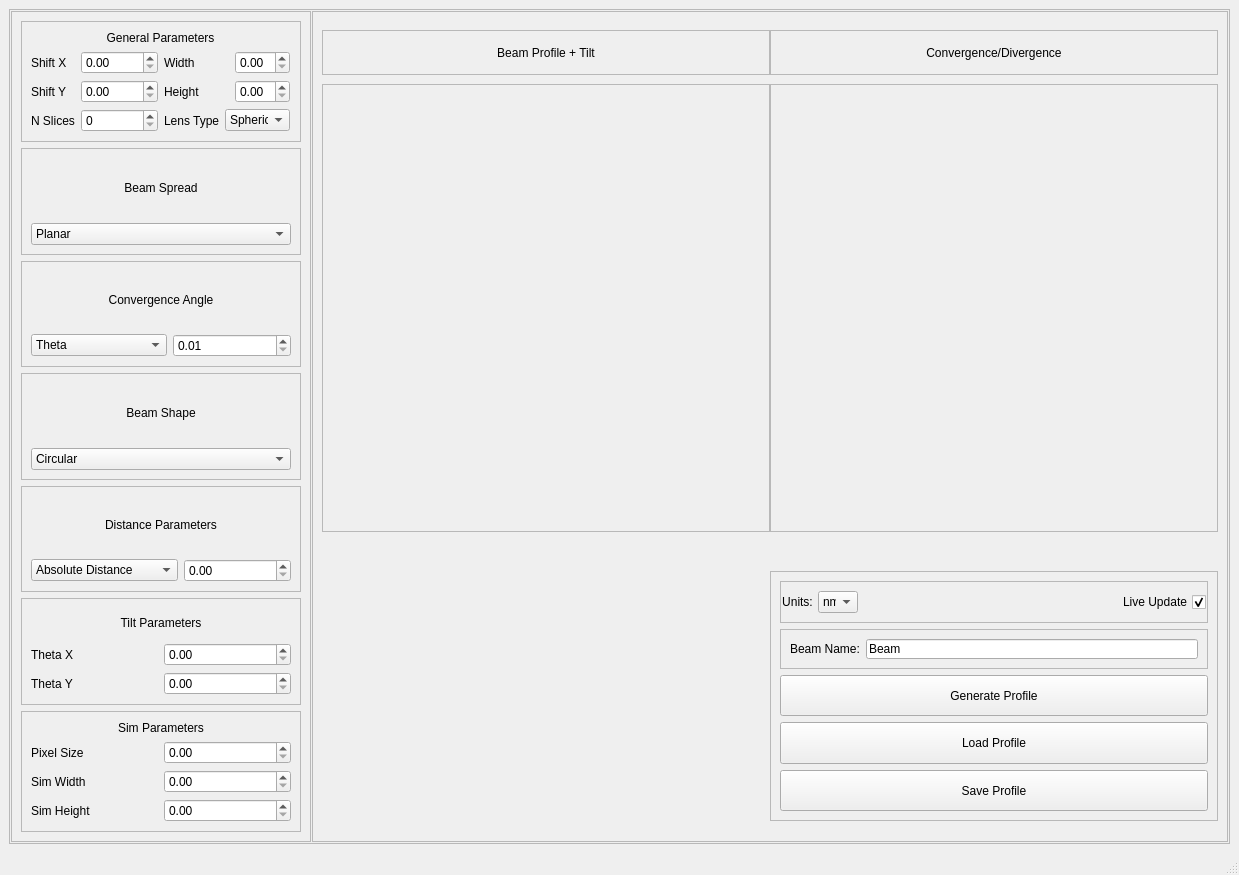
The window that src/lens_simulation/UI/qtdesigner_files/BeamCreator.ui (DeMarcoLab/juno) describes before a commit, drawn with Qt 5.
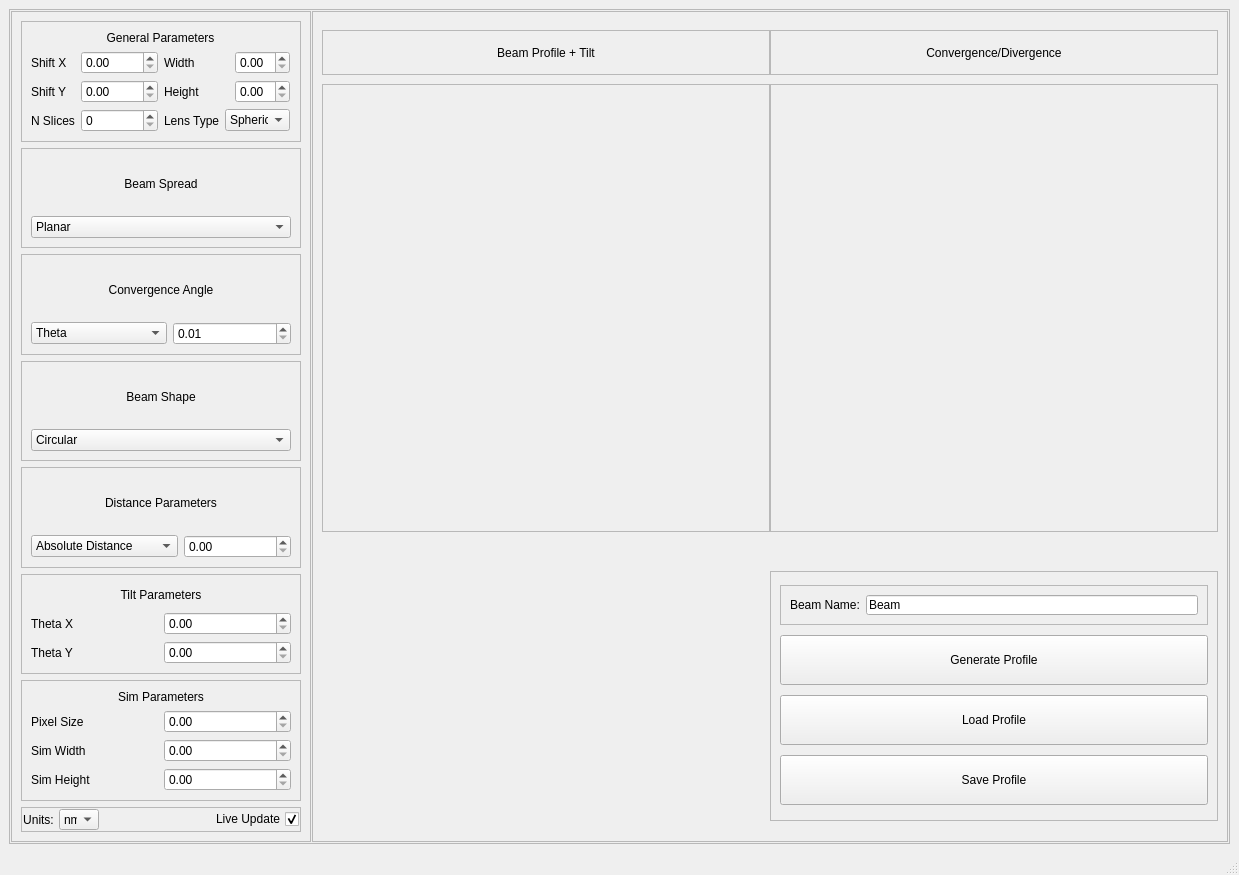
The same window after the commit.

Commit message: remove square

```diff
--- a/src/lens_simulation/UI/qtdesigner_files/BeamCreator.ui
+++ b/src/lens_simulation/UI/qtdesigner_files/BeamCreator.ui
@@ -470,124 +470,6 @@
                </property>
               </widget>
              </item>
-             <item row="0" column="0">
-              <widget class="QFrame" name="frame">
-               <property name="frameShape">
-                <enum>QFrame::StyledPanel</enum>
-               </property>
-               <property name="frameShadow">
-                <enum>QFrame::Raised</enum>
-               </property>
-               <layout class="QHBoxLayout" name="horizontalLayout_17">
-                <property name="spacing">
-                 <number>5</number>
-                </property>
-                <property name="leftMargin">
-                 <number>1</number>
-                </property>
-                <property name="topMargin">
-                 <number>1</number>
-                </property>
-                <property name="rightMargin">
-                 <number>1</number>
-                </property>
-                <property name="bottomMargin">
-                 <number>1</number>
-                </property>
-                <item>
-                 <widget class="QLabel" name="label_Units">
-                  <property name="enabled">
-                   <bool>true</bool>
-                  </property>
-                  <property name="maximumSize">
-                   <size>
-                    <width>40</width>
-                    <height>16777215</height>
-                   </size>
-                  </property>
-                  <property name="text">
-                   <string>Units:</string>
-                  </property>
-                  <property name="alignment">
-                   <set>Qt::AlignCenter</set>
-                  </property>
-                 </widget>
-                </item>
-                <item>
-                 <widget class="QComboBox" name="comboBox_Units">
-                  <property name="maximumSize">
-                   <size>
-                    <width>40</width>
-                    <height>16777215</height>
-                   </size>
-                  </property>
-                  <property name="editable">
-                   <bool>false</bool>
-                  </property>
-                  <property name="currentText">
-                   <string>nm</string>
-                  </property>
-                  <item>
-                   <property name="text">
-                    <string>nm</string>
-                   </property>
-                  </item>
-                  <item>
-                   <property name="text">
-                    <string>um</string>
-                   </property>
-                  </item>
-                  <item>
-                   <property name="text">
-                    <string>mm</string>
-                   </property>
-                  </item>
-                 </widget>
-                </item>
-                <item>
-                 <spacer name="horizontalSpacer">
-                  <property name="orientation">
-                   <enum>Qt::Horizontal</enum>
-                  </property>
-                  <property name="sizeHint" stdset="0">
-                   <size>
-                    <width>40</width>
-                    <height>20</height>
-                   </size>
-                  </property>
-                 </spacer>
-                </item>
-                <item>
-                 <widget class="QCheckBox" name="checkBox_LiveUpdate">
-                  <property name="sizePolicy">
-                   <sizepolicy hsizetype="Fixed" vsizetype="Fixed">
-                    <horstretch>0</horstretch>
-                    <verstretch>0</verstretch>
-                   </sizepolicy>
-                  </property>
-                  <property name="minimumSize">
-                   <size>
-                    <width>0</width>
-                    <height>20</height>
-                   </size>
-                  </property>
-                  <property name="focusPolicy">
-                   <enum>Qt::NoFocus</enum>
-                  </property>
-                  <property name="layoutDirection">
-                   <enum>Qt::RightToLeft</enum>
-                  </property>
-                  <property name="text">
-                   <string>Live Update</string>
-                  </property>
-                  <property name="checked">
-                   <bool>true</bool>
-                  </property>
-                 </widget>
-                </item>
-               </layout>
-              </widget>
-             </item>
             </layout>
            </widget>
           </item>
@@ -1031,6 +913,130 @@
             </layout>
            </widget>
           </item>
+          <item>
+           <widget class="QFrame" name="frame">
+            <property name="maximumSize">
+             <size>
+              <width>16777215</width>
+              <height>25</height>
+             </size>
+            </property>
+            <property name="frameShape">
+             <enum>QFrame::StyledPanel</enum>
+            </property>
+            <property name="frameShadow">
+             <enum>QFrame::Raised</enum>
+            </property>
+            <layout class="QHBoxLayout" name="horizontalLayout_17">
+             <property name="spacing">
+              <number>5</number>
+             </property>
+             <property name="leftMargin">
+              <number>1</number>
+             </property>
+             <property name="topMargin">
+              <number>1</number>
+             </property>
+             <property name="rightMargin">
+              <number>1</number>
+             </property>
+             <property name="bottomMargin">
+              <number>1</number>
+             </property>
+             <item>
+              <widget class="QLabel" name="label_Units">
+               <property name="enabled">
+                <bool>true</bool>
+               </property>
+               <property name="maximumSize">
+                <size>
+                 <width>40</width>
+                 <height>16777215</height>
+                </size>
+               </property>
+               <property name="text">
+                <string>Units:</string>
+               </property>
+               <property name="alignment">
+                <set>Qt::AlignCenter</set>
+               </property>
+              </widget>
+             </item>
+             <item>
+              <widget class="QComboBox" name="comboBox_Units">
+               <property name="maximumSize">
+                <size>
+                 <width>40</width>
+                 <height>16777215</height>
+                </size>
+               </property>
+               <property name="editable">
+                <bool>false</bool>
+               </property>
+               <property name="currentText">
+                <string>nm</string>
+               </property>
+               <item>
+                <property name="text">
+                 <string>nm</string>
+                </property>
+               </item>
+               <item>
+                <property name="text">
+                 <string>um</string>
+                </property>
+               </item>
+               <item>
+                <property name="text">
+                 <string>mm</string>
+                </property>
+               </item>
+              </widget>
+             </item>
+             <item>
+              <spacer name="horizontalSpacer">
+               <property name="orientation">
+                <enum>Qt::Horizontal</enum>
+               </property>
+               <property name="sizeHint" stdset="0">
+                <size>
+                 <width>40</width>
+                 <height>20</height>
+                </size>
+               </property>
+              </spacer>
+             </item>
+             <item>
+              <widget class="QCheckBox" name="checkBox_LiveUpdate">
+               <property name="sizePolicy">
+                <sizepolicy hsizetype="Fixed" vsizetype="Fixed">
+                 <horstretch>0</horstretch>
+                 <verstretch>0</verstretch>
+                </sizepolicy>
+               </property>
+               <property name="minimumSize">
+                <size>
+                 <width>0</width>
+                 <height>20</height>
+                </size>
+               </property>
+               <property name="focusPolicy">
+                <enum>Qt::NoFocus</enum>
+               </property>
+               <property name="layoutDirection">
+                <enum>Qt::RightToLeft</enum>
+               </property>
+               <property name="text">
+                <string>Live Update</string>
+               </property>
+               <property name="checked">
+                <bool>true</bool>
+               </property>
+              </widget>
+             </item>
+            </layout>
+           </widget>
+          </item>
          </layout>
         </widget>
        </item>
```
Left out of the diff: 5 changed lines with no effect on the pictures. The commit also changes 2 other files.
